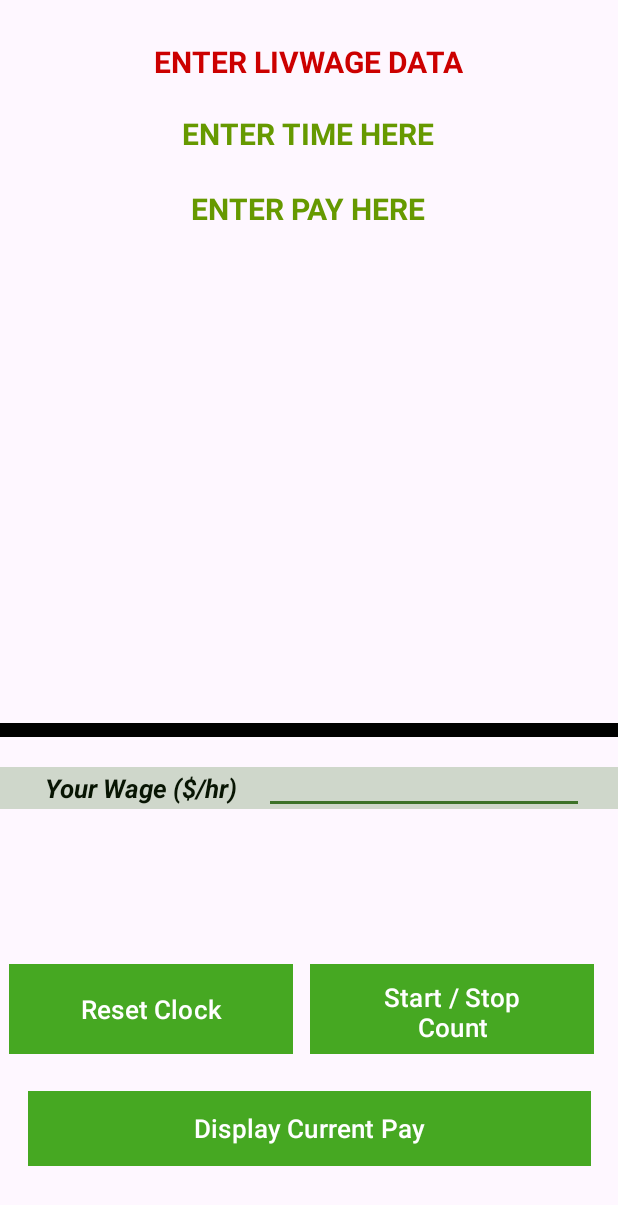
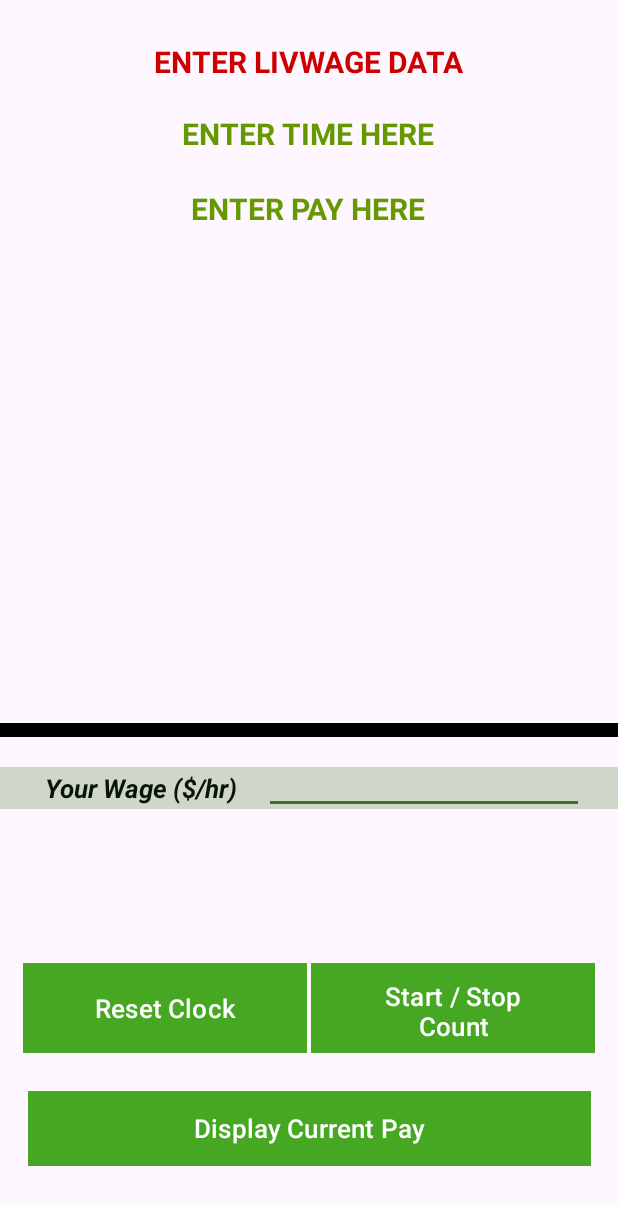
Before and after one commit to Adri6336/payvis-android, an Android app: the screen it shows after launch (MainActivity), on a phone screen of 412 x 824 dp. Shown: the top 1205 px of the screen. Run offline under Robolectric (Android 15) with nearby library versions, the phone set to English and light mode, and no system bars.

Commit message:
Made super small change to the reset and start/stop buttons' position in order to make them evenly spaced from edge of screen

```diff
--- a/app/src/main/res/layout/activity_main.xml
+++ b/app/src/main/res/layout/activity_main.xml
@@ -26,16 +26,17 @@
         android:id="@+id/reset_time_button"
         android:layout_width="189dp"
         android:layout_height="60dp"
+        android:layout_marginStart="15dp"
         android:background="#659703"
         android:text="Reset Clock"
         android:textColor="@color/white"
         android:textSize="17sp"
         app:layout_constraintBottom_toBottomOf="parent"
         app:layout_constraintEnd_toEndOf="parent"
-        app:layout_constraintHorizontal_bias="0.026"
+        app:layout_constraintHorizontal_bias="0.0"
         app:layout_constraintStart_toStartOf="parent"
         app:layout_constraintTop_toBottomOf="@+id/divider"
-        app:layout_constraintVertical_bias="0.554" />
+        app:layout_constraintVertical_bias="0.553" />
 
     <Button
         android:id="@+id/display_pay_button"
@@ -55,16 +56,17 @@
         android:id="@+id/start_button"
         android:layout_width="189dp"
         android:layout_height="60dp"
+        android:layout_marginEnd="15dp"
         android:background="#659703"
         android:text="Start / Stop Count"
         android:textColor="@color/white"
         android:textSize="17sp"
         app:layout_constraintBottom_toBottomOf="parent"
         app:layout_constraintEnd_toEndOf="parent"
-        app:layout_constraintHorizontal_bias="0.928"
+        app:layout_constraintHorizontal_bias="1.0"
         app:layout_constraintStart_toStartOf="parent"
         app:layout_constraintTop_toBottomOf="@+id/divider"
-        app:layout_constraintVertical_bias="0.554" />
+        app:layout_constraintVertical_bias="0.553" />
 
     <View
         android:id="@+id/divider"
```
